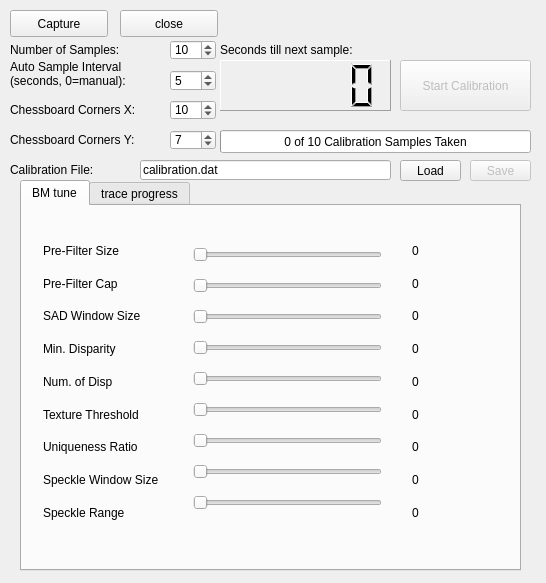
Above: opencvstereovision-read-only/mainwindow.ui from kristinnts11/opencv-stereo-vision before the change. Below: the same form after it.
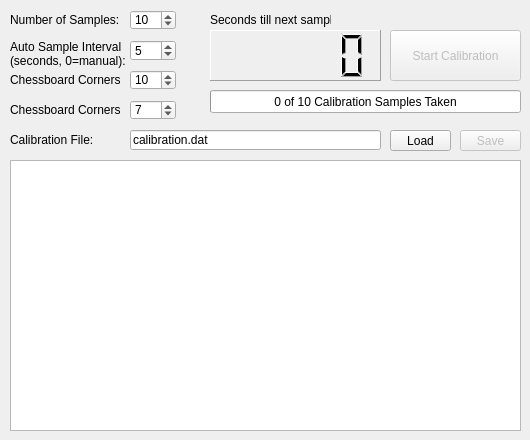
That is the form after the change.

The edit to the form file:
```diff
--- a/opencvstereovision-read-only/mainwindow.ui
+++ b/opencvstereovision-read-only/mainwindow.ui
@@ -6,8 +6,8 @@
    <rect>
     <x>0</x>
     <y>0</y>
-    <width>546</width>
-    <height>583</height>
+    <width>530</width>
+    <height>440</height>
    </rect>
   </property>
   <property name="sizePolicy">
@@ -26,14 +26,36 @@
    <string>Stereo Calibration</string>
   </property>
   <widget class="QWidget" name="centralWidget">
+   <widget class="QPlainTextEdit" name="plainTextEditTrace">
+    <property name="geometry">
+     <rect>
+      <x>10</x>
+      <y>160</y>
+      <width>511</width>
+      <height>271</height>
+     </rect>
+    </property>
+    <property name="sizePolicy">
+     <sizepolicy hsizetype="Expanding" vsizetype="Expanding">
+      <horstretch>0</horstretch>
+      <verstretch>0</verstretch>
+     </sizepolicy>
+    </property>
+    <property name="readOnly">
+     <bool>true</bool>
+    </property>
+    <property name="maximumBlockCount">
+     <number>1000</number>
+    </property>
+   </widget>
    <widget class="QPushButton" name="pushButtonCalibrate">
     <property name="enabled">
      <bool>false</bool>
     </property>
     <property name="geometry">
      <rect>
-      <x>400</x>
-      <y>60</y>
+      <x>390</x>
+      <y>30</y>
       <width>131</width>
       <height>51</height>
      </rect>
@@ -45,8 +67,8 @@
    <widget class="QSpinBox" name="spinBoxSampleCount">
     <property name="geometry">
      <rect>
-      <x>170</x>
-      <y>40</y>
+      <x>130</x>
+      <y>10</y>
       <width>46</width>
       <height>20</height>
      </rect>
@@ -62,7 +84,7 @@
     <property name="geometry">
      <rect>
       <x>10</x>
-      <y>40</y>
+      <y>10</y>
       <width>111</width>
       <height>20</height>
      </rect>
@@ -75,9 +97,9 @@
     <property name="geometry">
      <rect>
       <x>10</x>
-      <y>60</y>
-      <width>151</width>
-      <height>41</height>
+      <y>40</y>
+      <width>141</width>
+      <height>31</height>
      </rect>
     </property>
     <property name="text">
@@ -93,8 +115,8 @@
    <widget class="QSpinBox" name="spinBoxInterval">
     <property name="geometry">
      <rect>
-      <x>170</x>
-      <y>70</y>
+      <x>130</x>
+      <y>40</y>
       <width>46</width>
       <height>21</height>
      </rect>
@@ -110,8 +132,8 @@
     <property name="geometry">
      <rect>
       <x>10</x>
-      <y>100</y>
-      <width>151</width>
+      <y>70</y>
+      <width>111</width>
       <height>20</height>
      </rect>
     </property>
@@ -123,20 +145,20 @@
     <property name="geometry">
      <rect>
       <x>10</x>
-      <y>130</y>
-      <width>151</width>
+      <y>100</y>
+      <width>111</width>
       <height>20</height>
      </rect>
     </property>
     <property name="text">
-     <string>Chessboard Corners Y:</string>
+     <string>Chessboard Corners X:</string>
     </property>
    </widget>
    <widget class="QSpinBox" name="spinBoxCornersX">
     <property name="geometry">
      <rect>
-      <x>170</x>
-      <y>100</y>
+      <x>130</x>
+      <y>70</y>
       <width>46</width>
       <height>20</height>
      </rect>
@@ -151,8 +173,8 @@
    <widget class="QSpinBox" name="spinBoxCornersY">
     <property name="geometry">
      <rect>
-      <x>170</x>
-      <y>130</y>
+      <x>130</x>
+      <y>100</y>
       <width>46</width>
       <height>20</height>
      </rect>
@@ -164,11 +186,11 @@
      <number>7</number>
     </property>
    </widget>
-   <widget class="QLabel" name="label_5_t">
+   <widget class="QLabel" name="label_5">
     <property name="geometry">
      <rect>
       <x>10</x>
-      <y>160</y>
+      <y>130</y>
       <width>111</width>
       <height>20</height>
      </rect>
@@ -180,8 +202,8 @@
    <widget class="QLineEdit" name="lineEditFilename">
     <property name="geometry">
      <rect>
-      <x>140</x>
-      <y>160</y>
+      <x>130</x>
+      <y>130</y>
       <width>251</width>
       <height>20</height>
      </rect>
@@ -196,8 +218,8 @@
     </property>
     <property name="geometry">
      <rect>
-      <x>400</x>
-      <y>160</y>
+      <x>390</x>
+      <y>130</y>
       <width>61</width>
       <height>21</height>
      </rect>
@@ -212,8 +234,8 @@
     </property>
     <property name="geometry">
      <rect>
-      <x>470</x>
-      <y>160</y>
+      <x>460</x>
+      <y>130</y>
       <width>61</width>
       <height>21</height>
      </rect>
@@ -225,9 +247,9 @@
    <widget class="QLabel" name="labelSampleTimeout">
     <property name="geometry">
      <rect>
-      <x>220</x>
-      <y>40</y>
-      <width>181</width>
+      <x>210</x>
+      <y>10</y>
+      <width>121</width>
       <height>20</height>
      </rect>
     </property>
@@ -238,8 +260,8 @@
    <widget class="QProgressBar" name="progressBar">
     <property name="geometry">
      <rect>
-      <x>220</x>
-      <y>130</y>
+      <x>210</x>
+      <y>90</y>
       <width>311</width>
       <height>23</height>
      </rect>
@@ -257,8 +279,8 @@
    <widget class="QLCDNumber" name="lcdNumber">
     <property name="geometry">
      <rect>
-      <x>220</x>
-      <y>60</y>
+      <x>210</x>
+      <y>30</y>
       <width>171</width>
       <height>51</height>
      </rect>
@@ -279,314 +301,6 @@
      <enum>QLCDNumber::Filled</enum>
     </property>
    </widget>
-   <widget class="QPushButton" name="CaptureButton">
-    <property name="geometry">
-     <rect>
-      <x>10</x>
-      <y>10</y>
-      <width>98</width>
-      <height>27</height>
-     </rect>
-    </property>
-    <property name="text">
-     <string>Capture</string>
-    </property>
-   </widget>
-   <widget class="QPushButton" name="CloseButton">
-    <property name="geometry">
-     <rect>
-      <x>120</x>
-      <y>10</y>
-      <width>98</width>
-      <height>27</height>
-     </rect>
-    </property>
-    <property name="text">
-     <string>close</string>
-    </property>
-   </widget>
-   <widget class="QTabWidget" name="tabWidget">
-    <property name="geometry">
-     <rect>
-      <x>20</x>
-      <y>180</y>
-      <width>501</width>
-      <height>391</height>
-     </rect>
-    </property>
-    <property name="currentIndex">
-     <number>0</number>
-    </property>
-    <widget class="QWidget" name="tab">
-     <attribute name="title">
-      <string>BM tune</string>
-     </attribute>
-     <widget class="QWidget" name="verticalLayoutWidget">
-      <property name="geometry">
-       <rect>
-        <x>160</x>
-        <y>20</y>
-        <width>211</width>
-        <height>311</height>
-       </rect>
-      </property>
-      <layout class="QVBoxLayout" name="verticalLayout_2">
-       <item>
-        <widget class="QSlider" name="horizontalSlider">
-         <property name="minimum">
-          <number>5</number>
-         </property>
-         <property name="maximum">
-          <number>255</number>
-         </property>
-         <property name="singleStep">
-          <number>2</number>
-         </property>
-         <property name="orientation">
-          <enum>Qt::Horizontal</enum>
-         </property>
-        </widget>
-       </item>
-       <item>
-        <widget class="QSlider" name="horizontalSlider_2">
-         <property name="orientation">
-          <enum>Qt::Horizontal</enum>
-         </property>
-        </widget>
-       </item>
-       <item>
-        <widget class="QSlider" name="horizontalSlider_3">
-         <property name="orientation">
-          <enum>Qt::Horizontal</enum>
-         </property>
-        </widget>
-       </item>
-       <item>
-        <widget class="QSlider" name="horizontalSlider_4">
-         <property name="orientation">
-          <enum>Qt::Horizontal</enum>
-         </property>
-        </widget>
-       </item>
-       <item>
-        <widget class="QSlider" name="horizontalSlider_5">
-         <property name="orientation">
-          <enum>Qt::Horizontal</enum>
-         </property>
-        </widget>
-       </item>
-       <item>
-        <widget class="QSlider" name="horizontalSlider_6">
-         <property name="orientation">
-          <enum>Qt::Horizontal</enum>
-         </property>
-        </widget>
-       </item>
-       <item>
-        <widget class="QSlider" name="horizontalSlider_7">
-         <property name="orientation">
-          <enum>Qt::Horizontal</enum>
-         </property>
-        </widget>
-       </item>
-       <item>
-        <widget class="QSlider" name="horizontalSlider_8">
-         <property name="orientation">
-          <enum>Qt::Horizontal</enum>
-         </property>
-        </widget>
-       </item>
-       <item>
-        <widget class="QSlider" name="horizontalSlider_9">
-         <property name="orientation">
-          <enum>Qt::Horizontal</enum>
-         </property>
-        </widget>
-       </item>
-      </layout>
-     </widget>
-     <widget class="QWidget" name="verticalLayoutWidget_2">
-      <property name="geometry">
-       <rect>
-        <x>10</x>
-        <y>20</y>
-        <width>143</width>
-        <height>311</height>
-       </rect>
-      </property>
-      <layout class="QVBoxLayout" name="verticalLayout_3">
-       <item>
-        <widget class="QLabel" name="label_5">
-         <property name="text">
-          <string>Pre-Filter Size</string>
-         </property>
-        </widget>
-       </item>
-       <item>
-        <widget class="QLabel" name="label_6">
-         <property name="text">
-          <string>Pre-Filter Cap</string>
-         </property>
-        </widget>
-       </item>
-       <item>
-        <widget class="QLabel" name="label_7">
-         <property name="text">
-          <string>SAD Window Size</string>
-         </property>
-        </widget>
-       </item>
-       <item>
-        <widget class="QLabel" name="label_8">
-         <property name="text">
-          <string>Min. Disparity</string>
-         </property>
-        </widget>
-       </item>
-       <item>
-        <widget class="QLabel" name="label_9">
-         <property name="text">
-          <string>Num. of Disp</string>
-         </property>
-        </widget>
-       </item>
-       <item>
-        <widget class="QLabel" name="label_10">
-         <property name="text">
-          <string>Texture Threshold</string>
-         </property>
-        </widget>
-       </item>
-       <item>
-        <widget class="QLabel" name="label_11">
-         <property name="text">
-          <string>Uniqueness Ratio</string>
-         </property>
-        </widget>
-       </item>
-       <item>
-        <widget class="QLabel" name="label_12">
-         <property name="text">
-          <string>Speckle Window Size</string>
-         </property>
-        </widget>
-       </item>
-       <item>
-        <widget class="QLabel" name="label_13">
-         <property name="text">
-          <string>Speckle Range</string>
-         </property>
-        </widget>
-       </item>
-      </layout>
-     </widget>
-     <widget class="QWidget" name="verticalLayoutWidget_3">
-      <property name="geometry">
-       <rect>
-        <x>379</x>
-        <y>20</y>
-        <width>111</width>
-        <height>311</height>
-       </rect>
-      </property>
-      <layout class="QVBoxLayout" name="verticalLayout_4">
-       <item>
-        <widget class="QLabel" name="label_14">
-         <property name="text">
-          <string>0</string>
-         </property>
-        </widget>
-       </item>
-       <item>
-        <widget class="QLabel" name="label_15">
-         <property name="text">
-          <string>0</string>
-         </property>
-        </widget>
-       </item>
-       <item>
-        <widget class="QLabel" name="label_16">
-         <property name="text">
-          <string>0</string>
-         </property>
-        </widget>
-       </item>
-       <item>
-        <widget class="QLabel" name="label_17">
-         <property name="text">
-          <string>0</string>
-         </property>
-        </widget>
-       </item>
-       <item>
-        <widget class="QLabel" name="label_18">
-         <property name="text">
-          <string>0</string>
-         </property>
-        </widget>
-       </item>
-       <item>
-        <widget class="QLabel" name="label_19">
-         <property name="text">
-          <string>0</string>
-         </property>
-        </widget>
-       </item>
-       <item>
-        <widget class="QLabel" name="label_20">
-         <property name="text">
-          <string>0</string>
-         </property>
-        </widget>
-       </item>
-       <item>
-        <widget class="QLabel" name="label_21">
-         <property name="text">
-          <string>0</string>
-         </property>
-        </widget>
-       </item>
-       <item>
-        <widget class="QLabel" name="label_22">
-         <property name="text">
-          <string>0</string>
-         </property>
-        </widget>
-       </item>
-      </layout>
-     </widget>
-    </widget>
-    <widget class="QWidget" name="tab_2">
-     <attribute name="title">
-      <string>trace progress</string>
-     </attribute>
-     <widget class="QPlainTextEdit" name="plainTextEditTrace">
-      <property name="geometry">
-       <rect>
-        <x>10</x>
-        <y>10</y>
-        <width>471</width>
-        <height>331</height>
-       </rect>
-      </property>
-      <property name="sizePolicy">
-       <sizepolicy hsizetype="Expanding" vsizetype="Expanding">
-        <horstretch>0</horstretch>
-        <verstretch>0</verstretch>
-       </sizepolicy>
-      </property>
-      <property name="readOnly">
-       <bool>true</bool>
-      </property>
-      <property name="maximumBlockCount">
-       <number>1000</number>
-      </property>
-     </widget>
-     <zorder>plainTextEditTrace</zorder>
-     <zorder>plainTextEditTrace</zorder>
-     <zorder>plainTextEditTrace</zorder>
-    </widget>
-   </widget>
   </widget>
  </widget>
  <layoutdefault spacing="6" margin="11"/>
```
Left out of the diff: 170 changed lines with no effect on the pictures.
